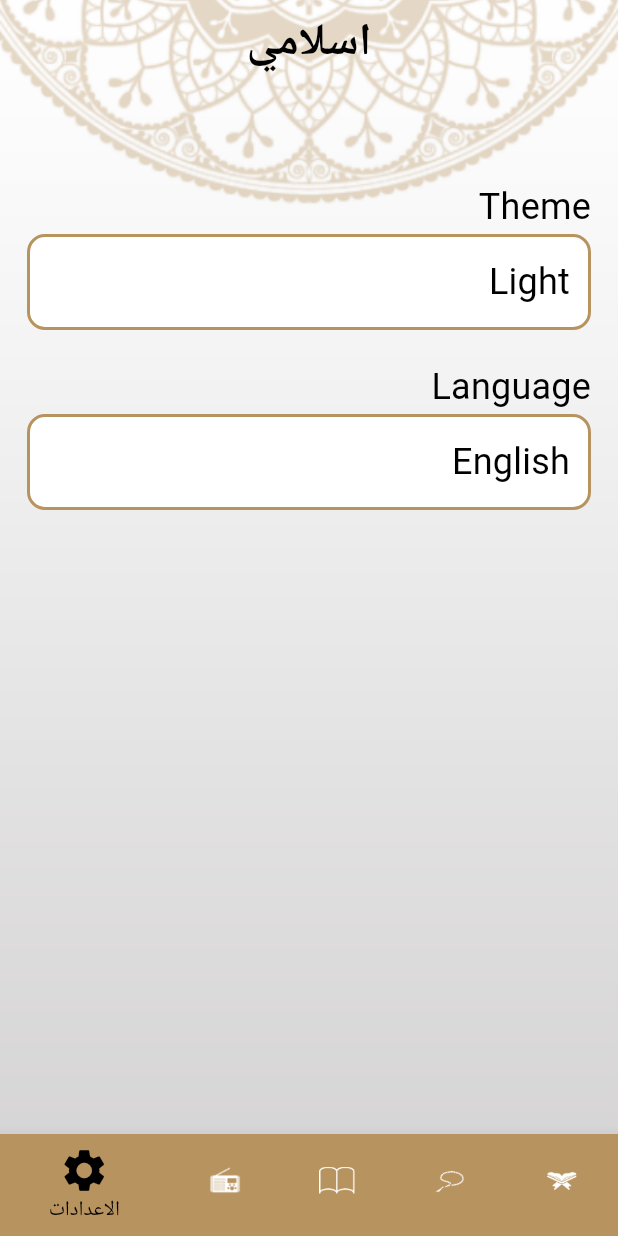
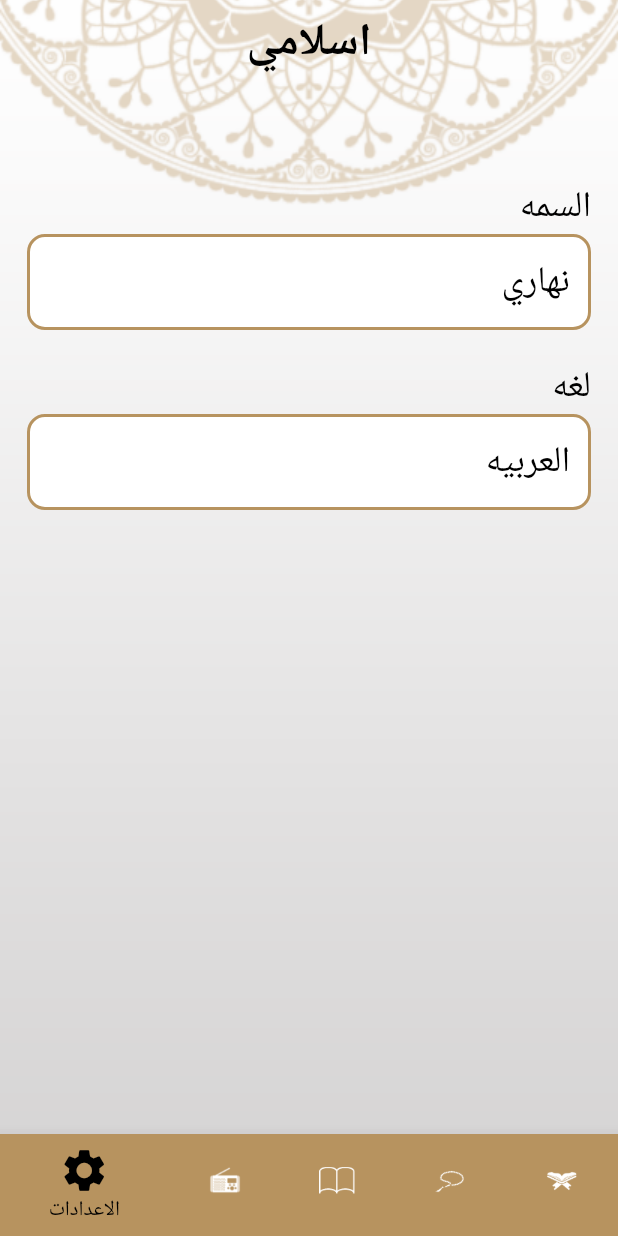
Before and after one commit to ahmedkhattab77/islami, a Flutter app: the screen it shows after launch, item 5 of the bottom bar chosen, on a phone screen of 412 x 824 dp. Run offline on Flutter 3.47's test engine with Material 2 defaults, Android fonts, the phone set to English and light mode, and no system bars; generated files the repository leaves out were written again.

Commit message:
+ tasbec tab +hadeth tab +setting +provider

```diff
--- /dev/null
+++ b/l10n.yaml
@@ -0,0 +1,3 @@
+arb-dir: lib/l10n
+template-arb-file: app_en.arb
+output-localization-file: app_localizations.dart
--- /dev/null
+++ b/lib/Provider/settingsProvider.dart
@@ -0,0 +1,32 @@
+import 'package:flutter/material.dart';
+
+class SettingsProvider extends ChangeNotifier {
+  ThemeMode currentTheme = ThemeMode.light;
+  String lang = 'ar';
+
+  void changeTheme(ThemeMode newTheme) {
+    if (currentTheme == newTheme) return;
+    currentTheme = newTheme;
+    notifyListeners();
+  }
+
+  String getBackGroundImage() {
+    return currentTheme == ThemeMode.dark
+        ? 'assets/images/dark_bg.png'
+        : 'assets/images/homePage.png';
+  }
+
+  bool enableDark() {
+    return currentTheme == ThemeMode.dark;
+  }
+
+  void changeLang(String newLang) {
+    if (lang == newLang) return;
+    lang = newLang;
+    notifyListeners();
+  }
+
+  bool arabicEnable() {
+    return lang == 'ar';
+  }
+}
--- /dev/null
+++ b/lib/l10n/app_ar.arb
@@ -0,0 +1,16 @@
+{
+  "app_name":"اسلامي",
+  "quran":"قران",
+  "hadeth":"حديث",
+  "tasbeh":"سبحه",
+  "radio":"راديو",
+  "hadeht_namber":"رقم الحديث",
+  "chapter_name":"اسم السوره",
+  "setting":"الاعدادات",
+  "theme":"السمه",
+  "dark":"ليلي",
+  "light":"نهاري",
+  "language":"لغه",
+    "arabic":"العربيه",
+    "english":"الانجليزيه"
+}
--- a/lib/main.dart
+++ b/lib/main.dart
@@ -1,13 +1,16 @@
 import 'package:flutter/material.dart';
-import 'package:islami/ui/chabterDetails/chapter.dart';
+import 'package:flutter_gen/gen_l10n/app_localizations.dart';
 import 'package:flutter_localizations/flutter_localizations.dart';
+import 'package:islami/Provider/settingsProvider.dart';
 import 'package:islami/ui/MyTheneData.dart';
 import 'package:islami/ui/chabterDetails/chapter.dart';
 import 'package:islami/ui/hadethDetails/hadethDetilsScreen.dart';
 import 'package:islami/ui/home/home_view.dart';
+import 'package:provider/provider.dart';
 
 void main() {
-  runApp(const MyApp());
+  runApp(ChangeNotifierProvider(
+      create: (context) => SettingsProvider(), child: const MyApp()));
 }
 
 class MyApp extends StatelessWidget {
@@ -16,19 +19,22 @@ class MyApp extends StatelessWidget {
   // This widget is the root of your application.
   @override
   Widget build(BuildContext context) {
+    SettingsProvider settingsProvider = Provider.of<SettingsProvider>(context);
+
     return MaterialApp(
       title: 'Flutter Demo',
       debugShowCheckedModeBanner: false,
       theme: MyTheme.lightMode,
       darkTheme: MyTheme.darkMode,
-      themeMode: ThemeMode.light,
+      themeMode: settingsProvider.currentTheme,
       initialRoute: HomeView.pageRaute,
       routes: {
         ChapterView.pageRaute: (context) => ChapterView(),
-        HomeView.pageRaute : (context) => HomeView(),
-        HadethDetilsScreen.routeName:(context)=> HadethDetilsScreen(),
+        HomeView.pageRaute: (context) => HomeView(),
+        HadethDetilsScreen.routeName: (context) => const HadethDetilsScreen(),
       },
-      localizationsDelegates: [
+      localizationsDelegates: const [
+        AppLocalizations.delegate, // Add this line
         GlobalMaterialLocalizations.delegate,
         GlobalWidgetsLocalizations.delegate,
         GlobalCupertinoLocalizations.delegate,
@@ -37,7 +43,7 @@ class MyApp extends StatelessWidget {
         Locale('ar'),
         Locale('en'),
       ],
-      locale:Locale('ar'),
+      locale: Locale(settingsProvider.lang),
     );
   }
 }
--- a/lib/ui/MyTheneData.dart
+++ b/lib/ui/MyTheneData.dart
@@ -98,18 +98,14 @@ class MyTheme{
         color: darkPrimary,
     ),
     bottomNavigationBarTheme:const BottomNavigationBarThemeData(
-        selectedItemColor: Colors.black,
+        selectedItemColor: lightPrimary,
         unselectedItemColor: Colors.white,
-        selectedIconTheme: IconThemeData(
-            size: 34
-        )
-    ),
+        selectedIconTheme: IconThemeData(size: 34)),
 
     scaffoldBackgroundColor: Colors.transparent,
     appBarTheme:const AppBarTheme(
         iconTheme: IconThemeData(
-            color: Colors.black
-        ),
+            color: lightPrimary),
         centerTitle: true,
         backgroundColor:  Colors.transparent,
         titleTextStyle: TextStyle(
--- a/lib/ui/home/home_view.dart
+++ b/lib/ui/home/home_view.dart
@@ -1,10 +1,13 @@
 import 'package:flutter/material.dart';
-import 'package:islami/ui/home/hadeth/hadeth.dart';
+import 'package:flutter_gen/gen_l10n/app_localizations.dart';
 import 'package:islami/ui/home/hadeth/hadethTab.dart';
 import 'package:islami/ui/home/quran/quran.dart';
 import 'package:islami/ui/home/radio/radio.dart';
 import 'package:islami/ui/home/sebha/tasbeha.dart';
 import 'package:islami/ui/home/settings/settings_tab.dart';
+import 'package:provider/provider.dart';
+
+import '../../Provider/settingsProvider.dart';
 
 class HomeView extends StatefulWidget {
   static const String pageRaute = ' home';
@@ -14,68 +17,69 @@ class HomeView extends StatefulWidget {
 }
 
 class _HomeViewState extends State<HomeView> {
-  int selectIndex = 0 ;
+  int selectIndex = 0;
 
   @override
   Widget build(BuildContext context) {
+    var settingsProvider = Provider.of<SettingsProvider>(context);
+
     return Container(
-      decoration: const BoxDecoration(
+      decoration: BoxDecoration(
         image: DecorationImage(
           fit: BoxFit.cover,
-          image: AssetImage('assets/images/homePage.png'),
+          image: AssetImage(settingsProvider.getBackGroundImage()),
         ),
       ),
       child: Scaffold(
         appBar: AppBar(
           title:  Text(
-            'اسلامي',
+            AppLocalizations.of(context)!.app_name,
             style: Theme.of(context).textTheme.headlineSmall,
           ),
         ),
         body: page[selectIndex],
         bottomNavigationBar: BottomNavigationBar(
           onTap: (index){
-         setState(() {
-           selectIndex= index;
-         });
+            setState(() {
+              selectIndex= index;
+            });
           },
-            currentIndex: selectIndex,
+          currentIndex: selectIndex,
           items:  [
             BottomNavigationBarItem(
               backgroundColor: Theme.of(context).primaryColor,
               icon: const ImageIcon(
                 AssetImage('assets/images/icon_quran.png'),
               ),
-              label: 'القران',
+              label: AppLocalizations.of(context)!.quran,
             ),
             BottomNavigationBarItem(
               backgroundColor: Theme.of(context).primaryColor,
               icon: const ImageIcon(
                 AssetImage('assets/images/icon_sebha.png'),
               ),
-              label: 'سبحه',
+              label: AppLocalizations.of(context)!.tasbeh,
             ),
             BottomNavigationBarItem(
               backgroundColor: Theme.of(context).primaryColor,
               icon: const ImageIcon(
                 AssetImage('assets/images/icon_hadeth.png'),
-
               ),
-              label: 'احديث',
+              label: AppLocalizations.of(context)!.hadeth,
             ),
             BottomNavigationBarItem(
               icon: const ImageIcon(
                 AssetImage('assets/images/icon_radio.png'),
               ),
               backgroundColor: Theme.of(context).primaryColor,
-              label: 'راديو',
+              label: AppLocalizations.of(context)!.radio,
             ),
             BottomNavigationBarItem(
               icon: const Icon(
                 Icons.settings,
               ),
               backgroundColor: Theme.of(context).primaryColor,
-              label: 'الاعدادات',
+              label: AppLocalizations.of(context)!.setting,
             ),
           ],
         ),
--- a/lib/ui/home/quran/quran.dart
+++ b/lib/ui/home/quran/quran.dart
@@ -1,4 +1,5 @@
 import 'package:flutter/material.dart';
+import 'package:flutter_gen/gen_l10n/app_localizations.dart';
 import 'package:islami/ui/home/quran/chapter_title_widget.dart';
 
 class QuranView extends StatelessWidget {
@@ -13,7 +14,8 @@ class QuranView extends StatelessWidget {
         Container(
           width: double.infinity,
           alignment: Alignment.center,
-          child:  Text('اسم السوره',
+          child: Text(
+            AppLocalizations.of(context)!.chapter_name,
             style: Theme.of(context).textTheme.titleMedium,
           ),
           decoration: BoxDecoration(
--- a/lib/ui/home/settings/settings_tab.dart
+++ b/lib/ui/home/settings/settings_tab.dart
@@ -1,6 +1,10 @@
 import 'package:flutter/material.dart';
+import 'package:flutter_gen/gen_l10n/app_localizations.dart';
 import 'package:islami/ui/home/settings/language_bottom_sheet.dart';
 import 'package:islami/ui/home/settings/theme_bottom_shet.dart';
+import 'package:provider/provider.dart';
+
+import '../../../Provider/settingsProvider.dart';
 
 class SettingsTab extends StatefulWidget {
   @override
@@ -10,6 +14,8 @@ class SettingsTab extends StatefulWidget {
 class _SettingsTabState extends State<SettingsTab> {
   @override
   Widget build(BuildContext context) {
+    var settingsProvider = Provider.of<SettingsProvider>(context);
+
     return Container(
       padding: const EdgeInsets.symmetric(
         horizontal: 18,
@@ -18,9 +24,9 @@ class _SettingsTabState extends State<SettingsTab> {
       child: Column(
         crossAxisAlignment: CrossAxisAlignment.start,
         children: [
-           Text(
-            'Theme',
-            style:Theme.of(context).textTheme.titleMedium,
+          Text(
+            AppLocalizations.of(context)!.theme,
+            style: Theme.of(context).textTheme.titleMedium,
           ),
           InkWell(
             onTap: (){
@@ -37,18 +43,19 @@ class _SettingsTabState extends State<SettingsTab> {
               ),
               padding: EdgeInsets.all(12),
               width: double.infinity,
-              child:  Text(
-                'Light',
-                style:Theme.of(context).textTheme.titleMedium
-              ),
+              child: Text(
+                  settingsProvider.enableDark()
+                      ? AppLocalizations.of(context)!.dark
+                      : AppLocalizations.of(context)!.light,
+                  style: Theme.of(context).textTheme.titleMedium),
             ),
           ),
           const SizedBox(
             height: 20,
           ),
-           Text(
-            'Language',
-            style:  Theme.of(context).textTheme.titleMedium,
+          Text(
+            AppLocalizations.of(context)!.language,
+            style: Theme.of(context).textTheme.titleMedium,
           ),
           InkWell(
             onTap: (){
@@ -66,9 +73,10 @@ class _SettingsTabState extends State<SettingsTab> {
               ),
               padding: const EdgeInsets.all(12),
               child:  Text(
-                'English',
-                style: Theme.of(context).textTheme.titleMedium
-              ),
+                  settingsProvider.arabicEnable()
+                      ? AppLocalizations.of(context)!.arabic
+                      : AppLocalizations.of(context)!.english,
+                  style: Theme.of(context).textTheme.titleMedium),
             ),
           ),
         ],
--- a/pubspec.yaml
+++ b/pubspec.yaml
@@ -38,6 +38,7 @@ dependencies:
   flutter_localizations:
     sdk: flutter
   intl: any
+  provider: ^6.0.5
 
 dev_dependencies:
   flutter_test:
@@ -55,6 +56,7 @@ dev_dependencies:
 
 # The following section is specific to Flutter packages.
 flutter:
+  generate: true
 
   # The following line ensures that the Material Icons font is
   # included with your application, so that you can use the icons in
```
Also changed, not shown: lib/l10n/app_en.arb (added, +16 -0 lines), lib/ui/chabterDetails/chapter.dart (+11 -5 lines), lib/ui/hadethDetails/hadethDetilsScreen.dart (+11 -3 lines), lib/ui/home/hadeth/hadethTab.dart (+10 -2 lines), lib/ui/home/settings/language_bottom_sheet.dart (+23 -5 lines), lib/ui/home/settings/theme_bottom_shet.dart (+30 -9 lines), pubspec.lock.
